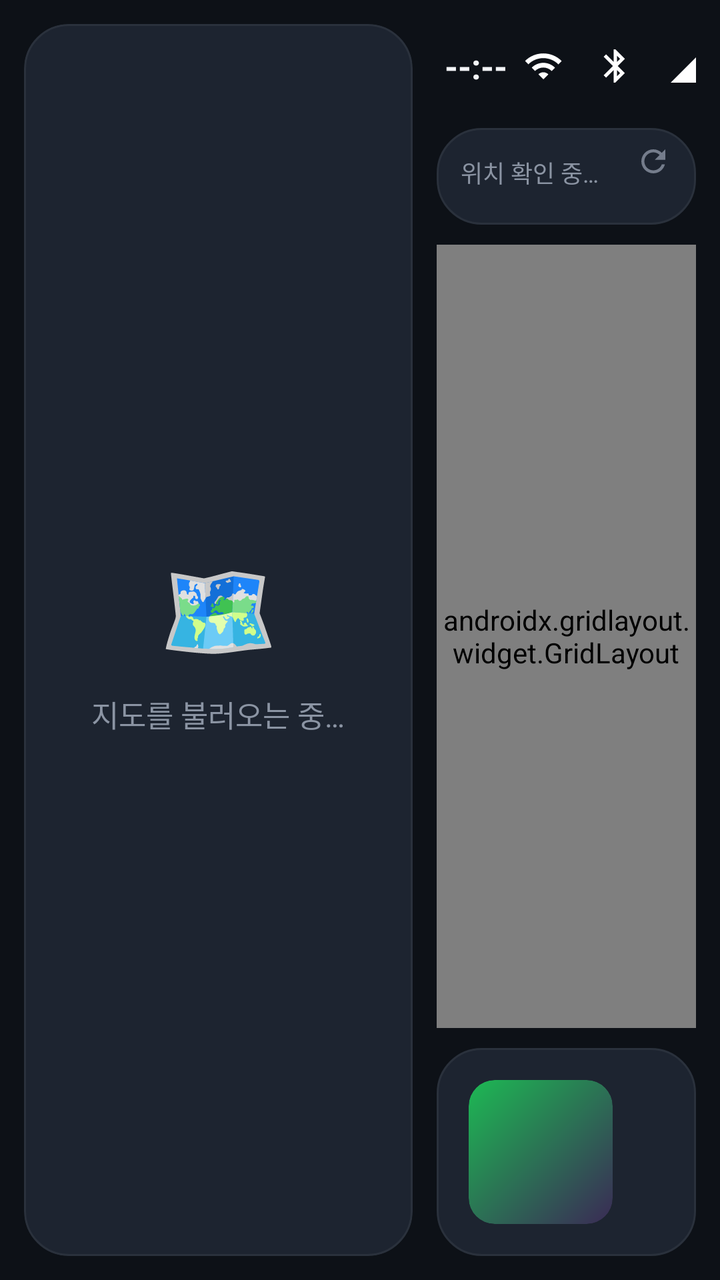
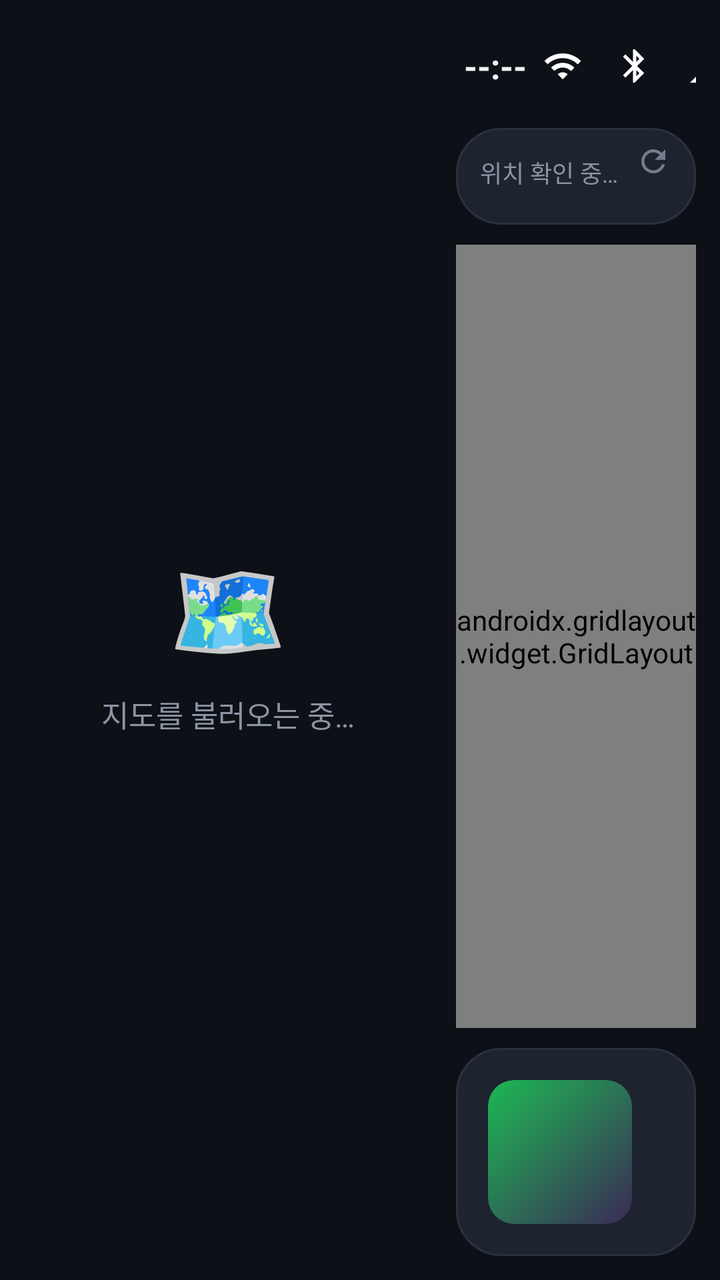

Two renders of the same Android screen: before a commit and after it. Below are the layout's source before the change and the commit's diff.
<!-- AndroidManifest.xml: activity theme Theme.CarMode -->
<!-- res/layout/activity_theme2.xml -->
<?xml version="1.0" encoding="utf-8"?>
<LinearLayout xmlns:android="http://schemas.android.com/apk/res/android"
    xmlns:app="http://schemas.android.com/apk/res-auto"
    android:layout_width="match_parent"
    android:layout_height="match_parent"
    android:orientation="horizontal"
    android:background="@color/bg"
    android:padding="12dp"
    android:baselineAligned="false">

    
    
    <FrameLayout
        android:id="@+id/t2MapCard"
        android:layout_width="0dp"
        android:layout_height="match_parent"
        android:layout_weight="60"
        android:layout_marginEnd="12dp"
        android:background="@drawable/panel_bg"
        android:clipToOutline="true">

        
        <LinearLayout
            android:id="@+id/t2MapHint"
            android:layout_width="match_parent"
            android:layout_height="match_parent"
            android:orientation="vertical"
            android:gravity="center"
            android:padding="24dp">

            <TextView
                android:layout_width="wrap_content"
                android:layout_height="wrap_content"
                android:text="🗺"
                android:textSize="48sp" />

            <TextView
                android:id="@+id/t2MapHintText"
                android:layout_width="wrap_content"
                android:layout_height="wrap_content"
                android:layout_marginTop="10dp"
                android:gravity="center"
                android:text="지도를 불러오는 중…"
                android:textColor="@color/text_dim"
                android:textSize="15sp" />
        </LinearLayout>

    </FrameLayout>

    
    <LinearLayout
        android:layout_width="0dp"
        android:layout_height="match_parent"
        android:layout_weight="40"
        android:orientation="vertical">

        
        <LinearLayout
            android:layout_width="match_parent"
            android:layout_height="42dp"
            android:orientation="horizontal"
            android:gravity="center_vertical">

            <TextView
                android:id="@+id/t2TopTime"
                android:layout_width="wrap_content"
                android:layout_height="match_parent"
                android:gravity="center_vertical"
                android:paddingStart="4dp"
                android:text="--:--"
                android:textColor="@color/text"
                android:textSize="17sp"
                android:textStyle="bold"
                android:singleLine="true"
                android:maxLines="1" />

            
            <View
                android:layout_width="0dp"
                android:layout_height="match_parent"
                android:layout_weight="1" />

            <ImageView
                android:id="@+id/t2Wifi"
                android:layout_width="36dp"
                android:layout_height="36dp"
                android:padding="8dp"
                android:src="@drawable/ic_wifi"
                android:background="?attr/selectableItemBackgroundBorderless"
                android:contentDescription="와이파이" />

            <ImageView
                android:id="@+id/t2Bt"
                android:layout_width="36dp"
                android:layout_height="36dp"
                android:padding="8dp"
                android:src="@drawable/ic_bluetooth"
                android:background="?attr/selectableItemBackgroundBorderless"
                android:contentDescription="블루투스" />

            <ImageView
                android:id="@+id/t2Data"
                android:layout_width="36dp"
                android:layout_height="36dp"
                android:layout_marginEnd="8dp"
                android:padding="8dp"
                android:src="@drawable/ic_cellular"
                android:background="?attr/selectableItemBackgroundBorderless"
                android:contentDescription="모바일 데이터" />

            <TextView
                android:id="@+id/t2AllApps"
                style="@style/TopButton"
                android:layout_marginEnd="6dp"
                android:text="모든 앱" />

            <TextView
                android:id="@+id/t2Settings"
                style="@style/TopButton"
                android:text="설정" />
        </LinearLayout>

        
        <LinearLayout
            android:layout_width="match_parent"
            android:layout_height="wrap_content"
            android:layout_marginTop="10dp"
            android:background="@drawable/panel_bg"
            android:paddingHorizontal="12dp"
            android:paddingVertical="10dp"
            android:orientation="vertical">

            
            <LinearLayout
                android:layout_width="match_parent"
                android:layout_height="wrap_content"
                android:orientation="horizontal"
                android:gravity="center_vertical">

                <TextView
                    android:id="@+id/t2WxLoc"
                    android:layout_width="0dp"
                    android:layout_height="wrap_content"
                    android:layout_weight="1"
                    android:text="위치 확인 중…"
                    android:textColor="@color/text_dim"
                    android:textSize="12sp"
                    android:maxLines="1"
                    android:ellipsize="end" />

                <ImageButton
                    android:id="@+id/t2WxRefresh"
                    android:layout_width="30dp"
                    android:layout_height="30dp"
                    android:layout_marginTop="-6dp"
                    android:layout_marginEnd="-6dp"
                    android:padding="6dp"
                    android:alpha="0.8"
                    android:src="@drawable/ic_refresh"
                    android:background="?attr/selectableItemBackgroundBorderless"
                    android:scaleType="centerInside"
                    android:contentDescription="날씨 새로고침" />
            </LinearLayout>

            <LinearLayout
                android:id="@+id/t2WxDays"
                android:layout_width="match_parent"
                android:layout_height="wrap_content"
                android:layout_marginTop="4dp"
                android:orientation="horizontal" />
        </LinearLayout>

        
        <androidx.gridlayout.widget.GridLayout
            android:id="@+id/t2Grid"
            android:layout_width="match_parent"
            android:layout_height="0dp"
            android:layout_weight="1"
            android:layout_marginTop="10dp"
            app:useDefaultMargins="false" />

        
        <LinearLayout
            android:layout_width="match_parent"
            android:layout_height="wrap_content"
            android:layout_marginTop="10dp"
            android:background="@drawable/panel_bg"
            android:padding="16dp"
            android:orientation="horizontal"
            android:gravity="center_vertical">

            <ImageView
                android:id="@+id/t2Art"
                android:layout_width="72dp"
                android:layout_height="72dp"
                android:background="@drawable/album_bg"
                android:scaleType="centerCrop"
                android:clipToOutline="true" />

            <LinearLayout
                android:layout_width="0dp"
                android:layout_height="wrap_content"
                android:layout_weight="1"
                android:layout_marginStart="14dp"
                android:orientation="vertical">

                <TextView
                    android:id="@+id/t2Title"
                    android:layout_width="match_parent"
                    android:layout_height="wrap_content"
                    android:text="재생 중인 곡 없음"
                    android:textColor="@color/text"
                    android:textSize="17sp"
                    android:textStyle="bold"
                    android:singleLine="true"
                    android:ellipsize="marquee"
                    android:marqueeRepeatLimit="marquee_forever"
                    android:focusable="true"
                    android:focusableInTouchMode="true" />

                <TextView
                    android:id="@+id/t2Artist"
                    android:layout_width="match_parent"
                    android:layout_height="wrap_content"
                    android:layout_marginTop="3dp"
                    android:text="음악 앱을 실행하세요"
                    android:textColor="@color/text_dim"
                    android:textSize="13sp"
                    android:singleLine="true"
                    android:ellipsize="end" />
            </LinearLayout>

            <ImageView
                android:id="@+id/t2Prev"
                android:layout_width="44dp"
                android:layout_height="44dp"
                android:padding="8dp"
                android:src="@drawable/ic_skip_prev"
                android:clickable="true"
                android:focusable="true" />

            <ImageView
                android:id="@+id/t2Play"
                android:layout_width="52dp"
                android:layout_height="52dp"
                android:layout_marginHorizontal="8dp"
                android:background="@drawable/play_btn_bg"
                android:padding="13dp"
                android:src="@drawable/ic_play"
                android:clickable="true"
                android:focusable="true" />

            <ImageView
                android:id="@+id/t2Next"
                android:layout_width="44dp"
                android:layout_height="44dp"
                android:padding="8dp"
                android:src="@drawable/ic_skip_next"
                android:clickable="true"
                android:focusable="true" />
        </LinearLayout>
    </LinearLayout>
</LinearLayout>
<!-- resources referenced by this layout -->
<resources>
  <color name="bg">#0D1117</color>
  <color name="text">#F2F4F7</color>
  <color name="text_dim">#8B94A3</color>
  <!-- drawable album_bg (drawable) -->
  <?xml version="1.0" encoding="utf-8"?>
  <shape xmlns:android="http://schemas.android.com/apk/res/android" android:shape="rectangle">
      <gradient android:startColor="#3A2A55" android:endColor="#1DB954" android:angle="135" />
      <corners android:radius="13dp" />
  </shape>
  <!-- drawable ic_cellular (drawable) -->
  <vector xmlns:android="http://schemas.android.com/apk/res/android"
      android:width="24dp"
      android:height="24dp"
      android:viewportWidth="24"
      android:viewportHeight="24"
      android:tint="#FFFFFF">
      <path
          android:fillColor="#FFFFFF"
          android:pathData="M2,22h20V2L2,22z" />
  </vector>
  <!-- drawable ic_play (drawable) -->
  <?xml version="1.0" encoding="utf-8"?>
  <vector xmlns:android="http://schemas.android.com/apk/res/android"
      android:width="24dp"
      android:height="24dp"
      android:viewportWidth="24"
      android:viewportHeight="24">
      <path android:fillColor="#0D1117" android:pathData="M8,5v14l11,-7z" />
  </vector>
  <!-- drawable ic_skip_next (drawable) -->
  <?xml version="1.0" encoding="utf-8"?>
  <vector xmlns:android="http://schemas.android.com/apk/res/android"
      android:width="24dp"
      android:height="24dp"
      android:viewportWidth="24"
      android:viewportHeight="24">
      <path android:fillColor="#8B94A3" android:pathData="M6,18L14.5,12L6,6V18zM16,6v12h2V6H16z" />
  </vector>
  <!-- drawable ic_skip_prev (drawable) -->
  <?xml version="1.0" encoding="utf-8"?>
  <vector xmlns:android="http://schemas.android.com/apk/res/android"
      android:width="24dp"
      android:height="24dp"
      android:viewportWidth="24"
      android:viewportHeight="24">
      <path android:fillColor="#8B94A3" android:pathData="M6,6h2v12H6V6zM9.5,12L18,18V6L9.5,12z" />
  </vector>
  <!-- drawable ic_wifi (drawable) -->
  <vector xmlns:android="http://schemas.android.com/apk/res/android"
      android:width="24dp"
      android:height="24dp"
      android:viewportWidth="24"
      android:viewportHeight="24"
      android:tint="#FFFFFF">
      <path
          android:fillColor="#FFFFFF"
          android:pathData="M1,9l2,2c4.97,-4.97 13.03,-4.97 18,0l2,-2C16.93,2.93 7.08,2.93 1,9zM9,17l3,3 3,-3c-1.65,-1.66 -4.34,-1.66 -6,0zM5,13l2,2c2.76,-2.76 7.24,-2.76 10,0l2,-2C15.14,9.14 8.87,9.14 5,13z" />
  </vector>
  <!-- drawable panel_bg (drawable) -->
  <?xml version="1.0" encoding="utf-8"?>
  <shape xmlns:android="http://schemas.android.com/apk/res/android" android:shape="rectangle">
      <solid android:color="@color/panel_hi" />
      <corners android:radius="22dp" />
      <stroke android:width="1dp" android:color="@color/line" />
  </shape>
  <!-- drawable play_btn_bg (drawable) -->
  <?xml version="1.0" encoding="utf-8"?>
  <shape xmlns:android="http://schemas.android.com/apk/res/android" android:shape="oval">
      <solid android:color="@color/amber" />
  </shape>
  <style name="Theme.CarMode" parent="Theme.Material3.Dark.NoActionBar">
          <item name="android:statusBarColor">@color/bg</item>
          <item name="android:navigationBarColor">@color/bg</item>
          <item name="android:windowLightStatusBar">false</item>
      </style>
  <color name="panel_hi">#1D2430</color>
  <color name="line">#2A313C</color>
  <color name="amber">#FFB000</color>
  <!-- drawable topbtn_bg (drawable) -->
  <?xml version="1.0" encoding="utf-8"?>
  <shape xmlns:android="http://schemas.android.com/apk/res/android" android:shape="rectangle">
      <solid android:color="@color/panel_hi" />
      <corners android:radius="999dp" />
      <stroke android:width="1dp" android:color="@color/line" />
  </shape>
</resources>

<!-- the commit's change to res/layout/activity_theme2.xml (unified diff, before → after) -->
@@ -14,10 +14,8 @@
         android:id="@+id/t2MapCard"
         android:layout_width="0dp"
         android:layout_height="match_parent"
-        android:layout_weight="60"
-        android:layout_marginEnd="12dp"
-        android:background="@drawable/panel_bg"
-        android:clipToOutline="true">
+        android:layout_weight="63"
+        android:layout_marginEnd="12dp">
 
         
         <LinearLayout
@@ -51,7 +49,7 @@
     <LinearLayout
         android:layout_width="0dp"
         android:layout_height="match_parent"
-        android:layout_weight="40"
+        android:layout_weight="37"
         android:orientation="vertical">
 
         
